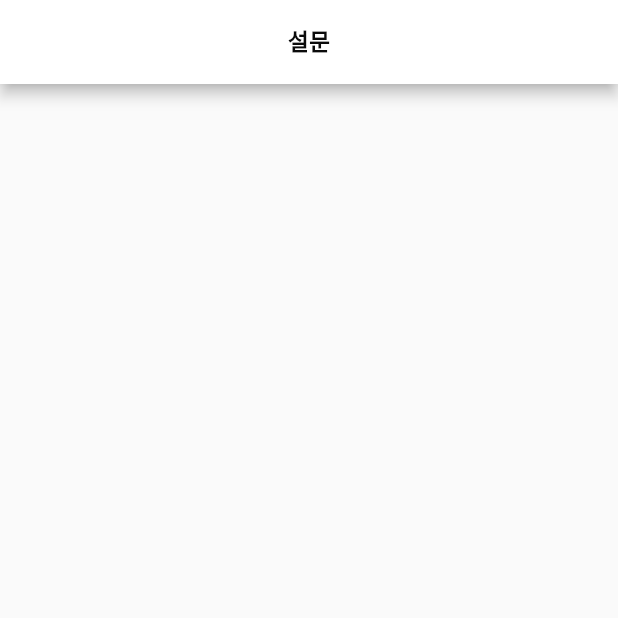
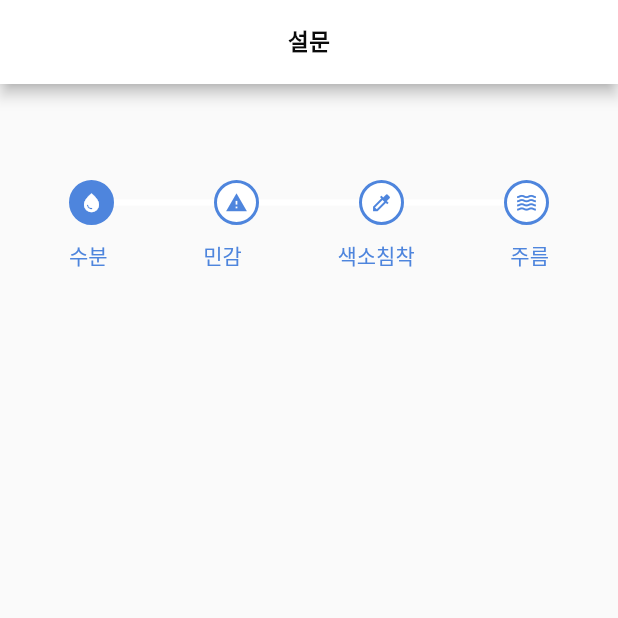
Before and after one commit to metasoft-official/beautycare-kiosk, a Flutter app: the SurveyPage screen opened by its route, on a phone screen of 412 x 824 dp, the top half of it. Run offline on Flutter 3.47's test engine with Material 2 defaults, Android fonts, the phone set to English and light mode, and no system bars; our stand-ins replace dio, flutter_hooks, flutter_secure_storage, freezed_annotation, go_router, hooks_riverpod and 1 more; accounts and stored records are empty; generated files the repository leaves out were written again; Roboto replaces fonts that are missing (Kufam); project files that could hold a hidden picture were left out.

Commit message:
feat : 문진 stepper 추가

```diff
--- /dev/null
+++ b/lib/common/component/widgets/icon_stepper.dart
@@ -0,0 +1,112 @@
+import 'package:flutter/cupertino.dart';
+import 'package:flutter/material.dart';
+
+import '../../layout/app_color.dart';
+
+class IconStepper extends StatelessWidget {
+  const IconStepper(
+      {Key? key,
+      required List<IconData> icons,
+      required double width,
+      required Color color,
+      required int curStep,
+      List<String>? titles})
+      : _icons = icons,
+        _width = width,
+        _activeColor = color,
+        _titles = titles,
+        _curStep = curStep,
+        assert(width > 0),
+        super(key: key);
+
+  final double _width;
+  final List<IconData> _icons;
+  final List<String>? _titles;
+  final int _curStep;
+  final Color _activeColor;
+  final Color _inactiveColor = Colors.white;
+  final double lineWidth = 4.0;
+
+  @override
+  Widget build(BuildContext context) {
+    return Container(
+        padding: const EdgeInsets.only(
+          top: 32.0,
+          left: 24.0,
+          right: 24.0,
+        ),
+        width: _width,
+        child: Column(
+          children: <Widget>[
+            Row(
+              children: _iconViews(),
+            ),
+            const SizedBox(height: 10),
+            if (_titles != null)
+              Row(
+                mainAxisAlignment: MainAxisAlignment.spaceBetween,
+                children: _titleViews(),
+              ),
+          ],
+        ));
+  }
+
+  List<Widget> _iconViews() {
+    var list = <Widget>[];
+    _icons.asMap().forEach((i, icon) {
+      //colors according to state
+      var circleColor =
+          (i == 0 || _curStep > i + 1) ? _activeColor : _inactiveColor;
+
+      var lineColor = _curStep > i + 1 ? _activeColor : _inactiveColor;
+
+      var iconColor =
+          (i == 0 || _curStep > i + 1) ? _inactiveColor : _activeColor;
+
+      list.add(
+        //dot with icon view
+        Container(
+          width: 30.0,
+          height: 30.0,
+          padding: const EdgeInsets.all(0),
+          decoration: BoxDecoration(
+            color: circleColor,
+            borderRadius: const BorderRadius.all(Radius.circular(25.0)),
+            border: Border.all(
+              color: _activeColor,
+              width: 2.0,
+            ),
+          ),
+          child: Icon(
+            icon,
+            color: iconColor,
+            size: 15.0,
+          ),
+        ),
+      );
+
+      //진행 바
+      if (i != _icons.length - 1) {
+        list.add(Expanded(
+            child: Container(
+          height: lineWidth,
+          color: lineColor,
+        )));
+      }
+    });
+
+    return list;
+  }
+
+  List<Widget> _titleViews() {
+    var list = <Widget>[];
+    _titles?.asMap().forEach((i, text) {
+      list.add(Text(
+        text,
+        style: TextStyle(color: _activeColor),
+        textAlign: TextAlign.center,
+      ));
+    });
+    return list;
+  }
+}
--- a/lib/mbti/view/survey_page.dart
+++ b/lib/mbti/view/survey_page.dart
@@ -1,10 +1,22 @@
 import 'package:flutter/material.dart';
 import 'package:go_router/go_router.dart';
+import 'package:hooks_riverpod/hooks_riverpod.dart';
+import 'package:riverpod_project/common/component/widgets/icon_stepper.dart';
 
-class SurveyPage extends StatelessWidget {
+import '../../common/layout/app_color.dart';
+import '../../common/layout/app_text.dart';
+
+class SurveyPage extends ConsumerStatefulWidget {
   const SurveyPage({super.key});
 
   static String get routeName => 'survey';
+
+  @override
+  SurveyState createState() => SurveyState();
+}
+
+class SurveyState extends ConsumerState<SurveyPage> {
+  int index = 1;
 
   @override
   Widget build(BuildContext context) {
@@ -12,15 +24,31 @@ class SurveyPage extends StatelessWidget {
       appBar: AppBar(
         title: const Text('설문'),
       ),
-      body: Padding(
-        padding: const EdgeInsets.all(16.0),
-        child: Column(
-          children: [
-            Column(
+      body: SafeArea(
+        child: SingleChildScrollView(
+          child: Container(
+            margin: const EdgeInsets.all(22),
+            child: Column(
               mainAxisAlignment: MainAxisAlignment.center,
-              children: [],
+              children: [
+                Container(
+                  margin: const EdgeInsets.symmetric(vertical: 10),
+                  child: IconStepper(
+                    icons: const [
+                      Icons.water_drop,
+                      Icons.warning,
+                      Icons.colorize,
+                      Icons.waves
+                    ],
+                    width: MediaQuery.of(context).size.width - 30,
+                    color: AppColor.blue,
+                    curStep: index,
+                    titles: const ['수분', '민감', '색소침착', '주름'],
+                  ),
+                )
+              ],
             ),
-          ],
+          ),
         ),
       ),
     );
```
